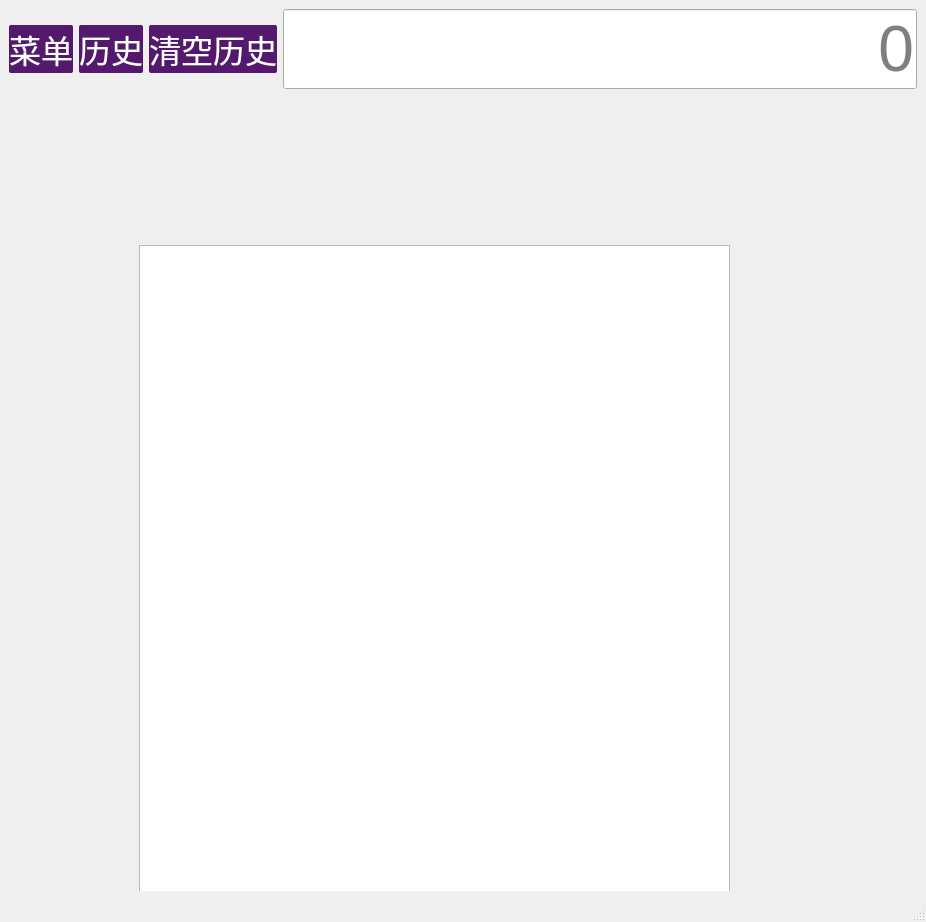
Above: mainwindow.ui from z1p4444/qt before the change. Below: the same form after it.
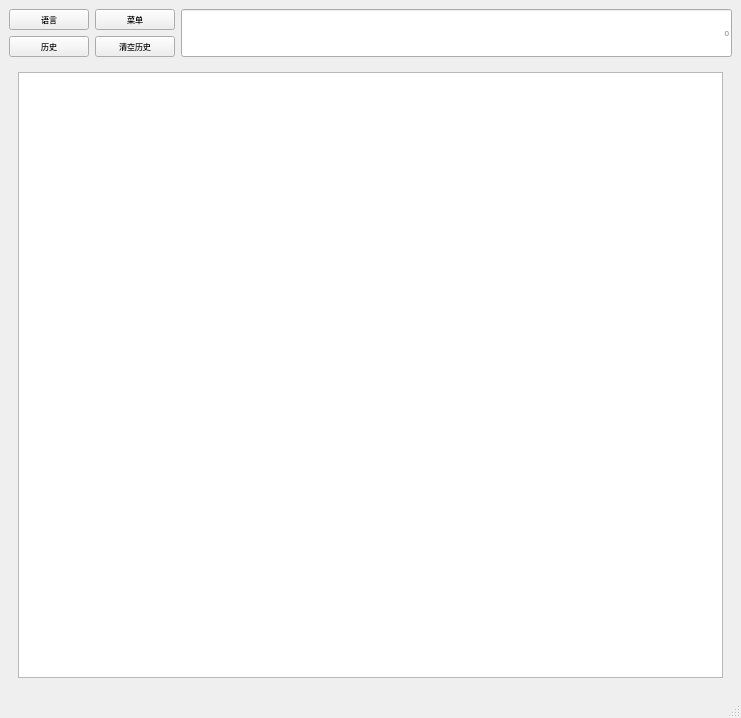
That is the form after the change. The open tabs and pages were chosen to show the change.

What changed in the file:
```diff
--- a/mainwindow.ui
+++ b/mainwindow.ui
@@ -6,57 +6,57 @@
    <rect>
     <x>0</x>
     <y>0</y>
-    <width>926</width>
-    <height>922</height>
+    <width>741</width>
+    <height>718</height>
    </rect>
   </property>
+  <property name="font">
+   <font>
+    <pointsize>6</pointsize>
+   </font>
+  </property>
   <property name="windowTitle">
    <string>计算器-练子逸-2022414040124</string>
   </property>
   <property name="styleSheet">
-   <string notr="true">QPushButton{
-background-color:rgb(85,24,111);
-font-size:24pt;
-color:white;
-border-radius:2px;
-}
-QPushButton:hover{
-background-color:lightviolet;
-color:white
-}
-QPushButton:pressed{
-background-color:darkviolet;
-color:black
-}
-QLineEdit{
-font-size:48pt;
-}</string>
+   <string notr="true"/>
   </property>
   <widget class="QWidget" name="centralwidget">
-   <layout class="QGridLayout" name="gridLayout_8">
+   <layout class="QGridLayout" name="gridLayout_12">
     <item row="0" column="0">
      <layout class="QHBoxLayout" name="horizontalLayout_2">
       <item>
+       <layout class="QGridLayout" name="gridLayout_8">
+        <item row="0" column="0">
+         <widget class="QPushButton" name="lbutton">
+          <property name="text">
+           <string>语言</string>
+          </property>
+         </widget>
+        </item>
+        <item row="0" column="1">
        <widget class="QPushButton" name="menuButton">
         <property name="text">
          <string>菜单</string>
         </property>
        </widget>
       </item>
-      <item>
+        <item row="1" column="0">
        <widget class="QPushButton" name="viewHistoryButton">
         <property name="text">
          <string>历史</string>
         </property>
        </widget>
       </item>
-      <item>
+        <item row="1" column="1">
        <widget class="QPushButton" name="clearHistoryButton">
         <property name="text">
          <string>清空历史</string>
         </property>
        </widget>
       </item>
+       </layout>
+      </item>
       <item>
        <widget class="QLineEdit" name="display">
         <property name="sizePolicy">
@@ -1458,16 +1458,11 @@
        </widget>
       </widget>
       <widget class="QWidget" name="historyPage">
-       <widget class="QListWidget" name="historyDisplay">
-        <property name="geometry">
-         <rect>
-          <x>130</x>
-          <y>150</y>
-          <width>591</width>
-          <height>711</height>
-         </rect>
-        </property>
-       </widget>
+       <layout class="QGridLayout" name="gridLayout_11">
+        <item row="0" column="0">
+         <widget class="QListWidget" name="historyDisplay"/>
+        </item>
+       </layout>
       </widget>
      </widget>
     </item>
```
Left out of the diff: 4 changed lines with no effect on the pictures. Lines whose indentation alone changed are shown as unchanged.
